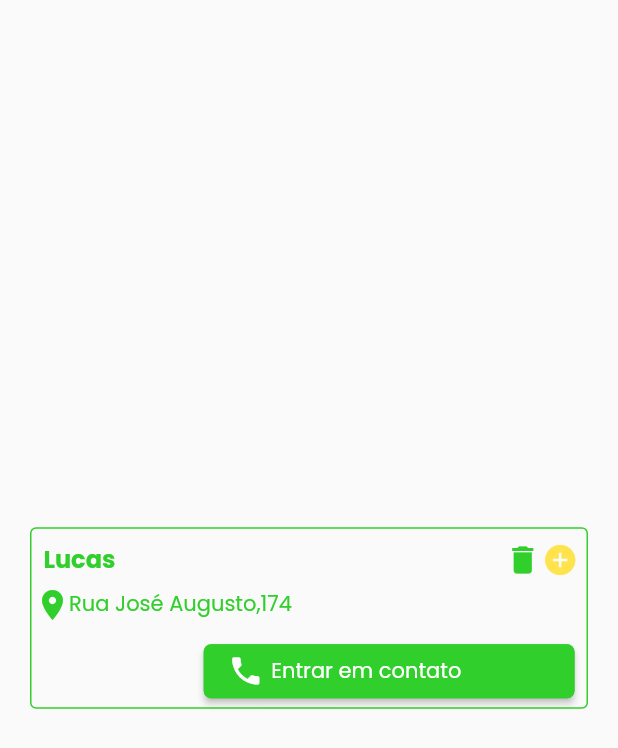
After one commit to LucasRobert123/BeggarHelpMobile, a Flutter app: the screen it shows after launch, after a tap on "LOGAR", on a phone screen of 412 x 824 dp. The commit adds this screen. Shown: the top 748 px of the screen. Run offline on Flutter 3.47's test engine with Material 2 defaults, Android fonts, the phone set to English and light mode, and no system bars.

Commit message:
:rocket: #0006 Criando CardUser

```diff
--- /dev/null
+++ b/lib/components/CardUser/index.dart
@@ -0,0 +1,145 @@
+import 'dart:ui';
+
+import 'package:beggarhelp/components/Button/index.dart';
+import 'package:flutter/material.dart';
+
+class CardUser extends StatelessWidget {
+  String type, text, name;
+  Function onPress, onRemove, onDetails;
+  CardUser({
+    Key key,
+    this.type,
+    this.text,
+    this.name,
+    this.onDetails,
+    this.onPress,
+    this.onRemove,
+  }) : super(key: key);
+
+  @override
+  Widget build(BuildContext context) {
+    return Container(
+      decoration: BoxDecoration(
+        borderRadius: BorderRadius.circular(4),
+        border: Border.all(color: Color(0xFF31CF2B), width: 1),
+      ),
+      child: Container(
+        padding: EdgeInsets.symmetric(vertical: 0, horizontal: 8),
+        child: Column(
+          children: [
+            Row(
+              mainAxisAlignment: MainAxisAlignment.spaceBetween,
+              children: [
+                Padding(
+                  padding: EdgeInsets.only(top: 8),
+                  child: Text(
+                    '$name',
+                    style: TextStyle(
+                      fontWeight: FontWeight.w700,
+                      fontSize: 16,
+                      color: Color(0xFF31CF2B),
+                    ),
+                  ),
+                ),
+                Row(
+                  children: [
+                    SizedBox(
+                      width: 25,
+                      height: 23,
+                      child: Transform.scale(
+                        scale: 2,
+                        child: IconButton(
+                          icon: Icon(
+                            Icons.delete,
+                            size: 12,
+                            color: Color(0xFF31CF2B),
+                          ),
+                          onPressed: onRemove,
+                        ),
+                      ),
+                    ),
+                    SizedBox(
+                      width: 25,
+                      height: 23,
+                      child: Transform.scale(
+                        scale: 2,
+                        child: IconButton(
+                          icon: Icon(
+                            Icons.add_circle_sharp,
+                            size: 12,
+                            color: Color(0xFFFFE34D),
+                          ),
+                          onPressed: onDetails,
+                        ),
+                      ),
+                    ),
+                  ],
+                )
+              ],
+            ),
+            Container(
+              margin: EdgeInsets.only(
+                top: 8,
+              ),
+              child: Row(
+                children: [
+                  SizedBox(
+                    width: 12,
+                    height: 12,
+                    child: Transform.scale(
+                      scale: 2,
+                      child: IconButton(
+                        padding: EdgeInsets.all(0),
+                        icon: Icon(
+                          Icons.place,
+                          color: Color(0xFF31CF2B),
+                          size: 12,
+                        ),
+                        onPressed: null,
+                      ),
+                    ),
+                  ),
+                  Expanded(
+                    child: Padding(
+                      padding: EdgeInsets.only(left: 5),
+                      child: Text(
+                        '$text',
+                        maxLines: 3,
+                        overflow: TextOverflow.ellipsis,
+                        style: TextStyle(
+                          color: Color(0xFF31CF2B),
+                        ),
+                      ),
+                    ),
+                  )
+                ],
+              ),
+            ),
+            Container(
+                alignment: Alignment.centerRight,
+                margin: EdgeInsets.only(top: 5),
+                child: Button(
+                  width: MediaQuery.of(context).size.width * 0.6,
+                  widget: Row(
+                    children: [
+                      Icon(
+                        Icons.phone,
+                        color: Colors.white,
+                      ),
+                      Padding(
+                        padding: EdgeInsets.only(left: 5),
+                        child: Text(
+                          'Entrar em contato',
+                          style: TextStyle(color: Colors.white),
+                        ),
+                      )
+                    ],
+                  ),
+                  onPress: onPress,
+                ))
+          ],
+        ),
+      ),
+    );
+  }
+}
--- a/lib/main.dart
+++ b/lib/main.dart
@@ -1,5 +1,6 @@
-import 'package:beggarhelp/screen/login_screen.dart';
-import 'package:beggarhelp/screen/register_screen.dart';
+import 'package:beggarhelp/screens/companyscreen.dart';
+import 'package:beggarhelp/screens/login_screen.dart';
+import 'package:beggarhelp/screens/register_screen.dart';
 import 'package:flutter/material.dart';
 
 void main() {
@@ -18,7 +19,8 @@ class MyApp extends StatelessWidget {
       initialRoute: '/',
       routes: {
         "/": (context) => LoginScreen(),
-        "/register": (context) => RegisterScreen()
+        "/register": (context) => RegisterScreen(),
+        "/company": (context) => CompanyScreen()
       },
     );
   }
--- /dev/null
+++ b/lib/screens/companyscreen.dart
@@ -0,0 +1,35 @@
+import 'package:beggarhelp/components/CardUser/index.dart';
+import 'package:flutter/material.dart';
+
+class CompanyScreen extends StatefulWidget {
+  const CompanyScreen({Key key}) : super(key: key);
+
+  @override
+  _CompanyScreenState createState() => _CompanyScreenState();
+}
+
+class _CompanyScreenState extends State<CompanyScreen> {
+  @override
+  Widget build(BuildContext context) {
+    return Scaffold(
+      body: SafeArea(
+        child: Container(
+          padding: EdgeInsets.all(20),
+          child: Column(
+            crossAxisAlignment: CrossAxisAlignment.center,
+            mainAxisAlignment: MainAxisAlignment.center,
+            children: [
+              CardUser(
+                name: 'Lucas',
+                text: 'Rua José Augusto,174',
+                onPress: () {},
+                onDetails: () {},
+                onRemove: () {},
+              )
+            ],
+          ),
+        ),
+      ),
+    );
+  }
+}
--- a/lib/screen/login_screen.dart
+++ b/lib/screens/login_screen.dart
@@ -72,9 +72,12 @@ class _LoginScreenState extends State<LoginScreen> {
                   color: Colors.white,
                 ),
               ),
+              onPress: () {
+                Navigator.pushNamed(context, '/company');
+              },
             ),
             Container(
-              alignment: Alignment.topLeft,
+              width: MediaQuery.of(context).size.width,
               margin: EdgeInsets.only(top: 8),
               child: Column(
                 crossAxisAlignment: CrossAxisAlignment.start,
@@ -85,7 +88,13 @@ class _LoginScreenState extends State<LoginScreen> {
                       color: Color(0xFF31CF2B),
                     ),
                   ),
-                  TextButton(
+                  SizedBox(
+                    height: 20,
+                    child: TextButton(
+                      style: TextButton.styleFrom(
+                        minimumSize: Size.zero,
+                        padding: EdgeInsets.zero,
+                      ),
                       onPressed: () {
                         Navigator.pushNamed(context, '/register');
                       },
@@ -98,6 +107,7 @@ class _LoginScreenState extends State<LoginScreen> {
                         ),
                       ),
                     ),
+                  )
                 ],
               ),
             )
```
Also changed, not shown: lib/screens/register_screen.dart (renamed from lib/screen/register_screen.dart), pubspec.lock. Lines whose indentation alone changed are shown as unchanged.
